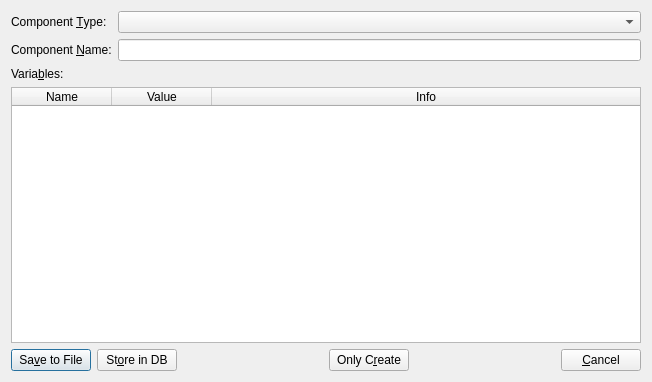
Old version of the form nxsconfigtool/ui/stdcreatordlg.ui in the repository jkotan/nexdatas.configtool.
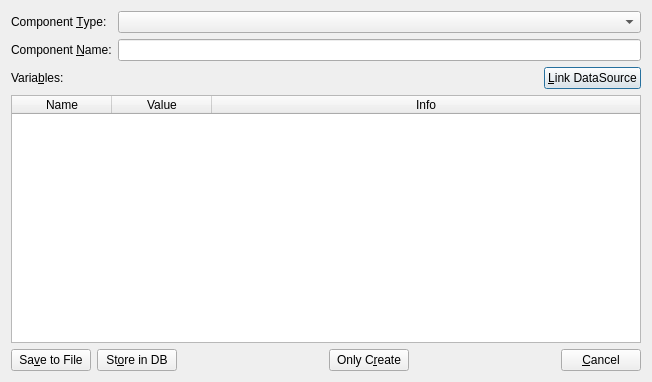
New version of the form.

Commit message: add Link DataSource button

The edit to the form file:
```diff
--- a/nxsconfigtool/ui/stdcreatordlg.ui
+++ b/nxsconfigtool/ui/stdcreatordlg.ui
@@ -53,6 +53,8 @@
       </layout>
      </item>
      <item>
+      <layout class="QHBoxLayout" name="horizontalLayout_2">
+       <item>
       <widget class="QLabel" name="varLabel">
        <property name="text">
         <string>Varia&amp;bles:</string>
@@ -61,6 +63,28 @@
         <cstring>varTableWidget</cstring>
        </property>
       </widget>
+       </item>
+       <item>
+        <spacer name="horizontalSpacer_3">
+         <property name="orientation">
+          <enum>Qt::Horizontal</enum>
+         </property>
+         <property name="sizeHint" stdset="0">
+          <size>
+           <width>40</width>
+           <height>20</height>
+          </size>
+         </property>
+        </spacer>
+       </item>
+       <item>
+        <widget class="QPushButton" name="linkPushButton">
+         <property name="text">
+          <string>&amp;Link DataSource</string>
+         </property>
+        </widget>
+       </item>
+      </layout>
      </item>
      <item>
       <widget class="QTableWidget" name="varTableWidget">
```
Lines whose indentation alone changed are shown as unchanged. The commit also changes 3 other files.
